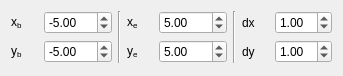
This is components/grid_widget/grid_widget.ui in wcdbmv/CGC as Qt 5 draws it before an edit. The edited form follows.
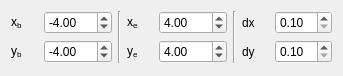
This is the edited form.

Commit message: Smooth surface

The edit to the form file:
```diff
--- a/components/grid_widget/grid_widget.ui
+++ b/components/grid_widget/grid_widget.ui
@@ -46,7 +46,7 @@
       <double>0.100000000000000</double>
      </property>
      <property name="value">
-      <double>1.000000000000000</double>
+      <double>0.100000000000000</double>
      </property>
     </widget>
    </item>
@@ -76,7 +76,7 @@
       <double>1.000000000000000</double>
      </property>
      <property name="value">
-      <double>-5.000000000000000</double>
+      <double>-4.000000000000000</double>
      </property>
     </widget>
    </item>
@@ -95,7 +95,7 @@
       <double>1.000000000000000</double>
      </property>
      <property name="value">
-      <double>-5.000000000000000</double>
+      <double>-4.000000000000000</double>
      </property>
     </widget>
    </item>
@@ -125,7 +125,7 @@
       <double>0.100000000000000</double>
      </property>
      <property name="value">
-      <double>1.000000000000000</double>
+      <double>0.100000000000000</double>
      </property>
     </widget>
    </item>
@@ -135,7 +135,7 @@
       <double>-100.000000000000000</double>
      </property>
      <property name="value">
-      <double>5.000000000000000</double>
+      <double>4.000000000000000</double>
      </property>
     </widget>
    </item>
@@ -159,7 +159,7 @@
       <double>-100.000000000000000</double>
      </property>
      <property name="value">
-      <double>5.000000000000000</double>
+      <double>4.000000000000000</double>
      </property>
     </widget>
    </item>
```
The commit also changes 1 other file.
